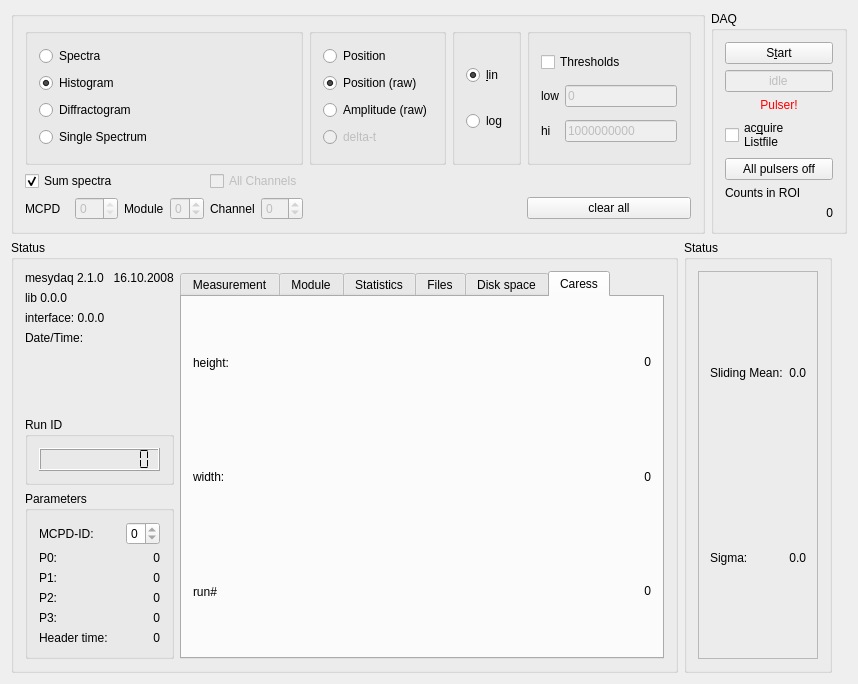
Before: the Qt Designer form qmesydaq/mainwidget.ui in flueke/qmesydaq, drawn with Qt 5.
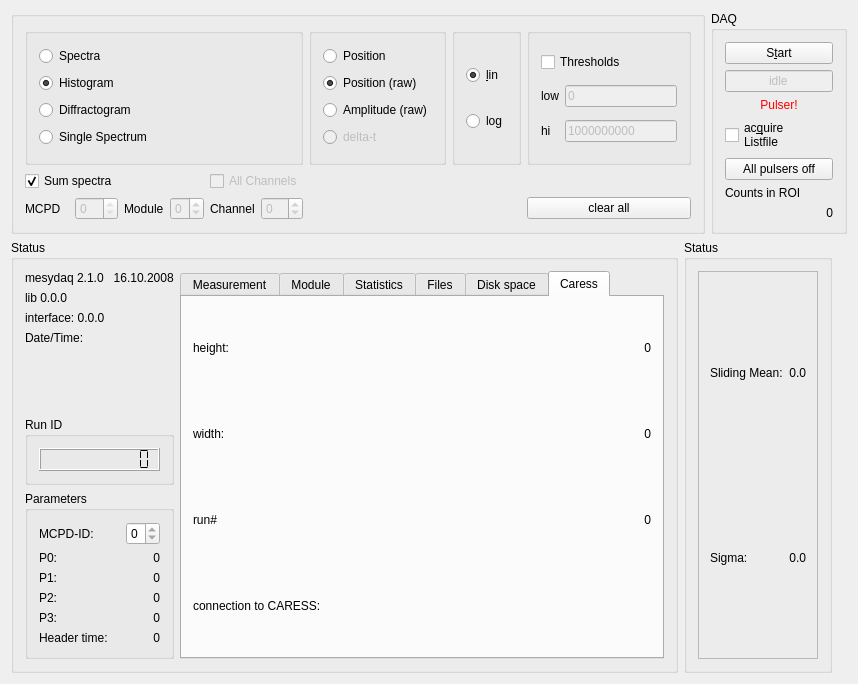
After: the same form once the commit is applied. The open tabs and pages were chosen to show the change. Custom widgets are drawn as their Qt base class.

Commit message:
show CARESS connection status in main widgets "CARESS" tab
The CARESS tab in the main widget shows the current status of the connection
of the CARESS interface. This status will be updated nearly every second.

What changed in the file:
```diff
--- a/qmesydaq/mainwidget.ui
+++ b/qmesydaq/mainwidget.ui
@@ -1274,6 +1274,16 @@
               </property>
              </widget>
             </item>
+            <item row="4" column="0">
+             <widget class="QLabel" name="textLabel24">
+              <property name="text">
+               <string>connection to CARESS:</string>
+              </property>
+              <property name="wordWrap">
+               <bool>false</bool>
+              </property>
+             </widget>
+            </item>
             <item row="0" column="1">
              <widget class="QLabel" name="caressHeight">
               <property name="text">
@@ -1304,6 +1314,13 @@
               </property>
              </widget>
             </item>
+            <item row="4" column="1">
+             <widget class="QLabel" name="caressActive">
+              <property name="wordWrap">
+               <bool>false</bool>
+              </property>
+             </widget>
+            </item>
            </layout>
           </widget>
          </widget>
```
The commit also changes 6 other files.
